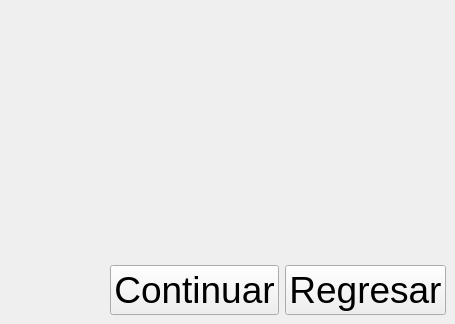
Qt form UIMain.ui (claydergc/RPIRespirador) before a commit.
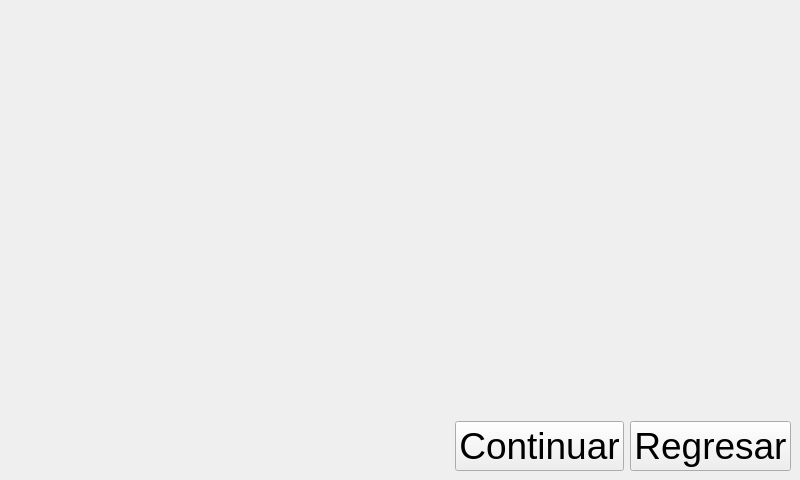
The same form after that commit.

```diff
--- a/UIMain.ui
+++ b/UIMain.ui
@@ -6,8 +6,8 @@
    <rect>
     <x>0</x>
     <y>0</y>
-    <width>455</width>
-    <height>324</height>
+    <width>800</width>
+    <height>480</height>
    </rect>
   </property>
   <property name="windowTitle">
```
